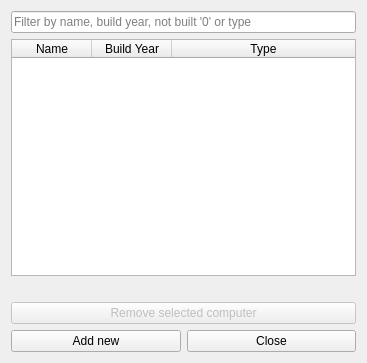
Before: the Qt Designer form compwindow.ui in sandraBender/VLN1-hopur2, drawn with Qt 5.
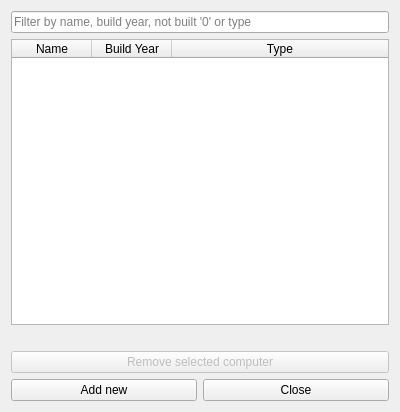
After: the same form once the commit is applied.

```diff
--- a/compwindow.ui
+++ b/compwindow.ui
@@ -6,8 +6,8 @@
    <rect>
     <x>0</x>
     <y>0</y>
-    <width>367</width>
-    <height>363</height>
+    <width>400</width>
+    <height>412</height>
    </rect>
   </property>
   <property name="windowTitle">
```
